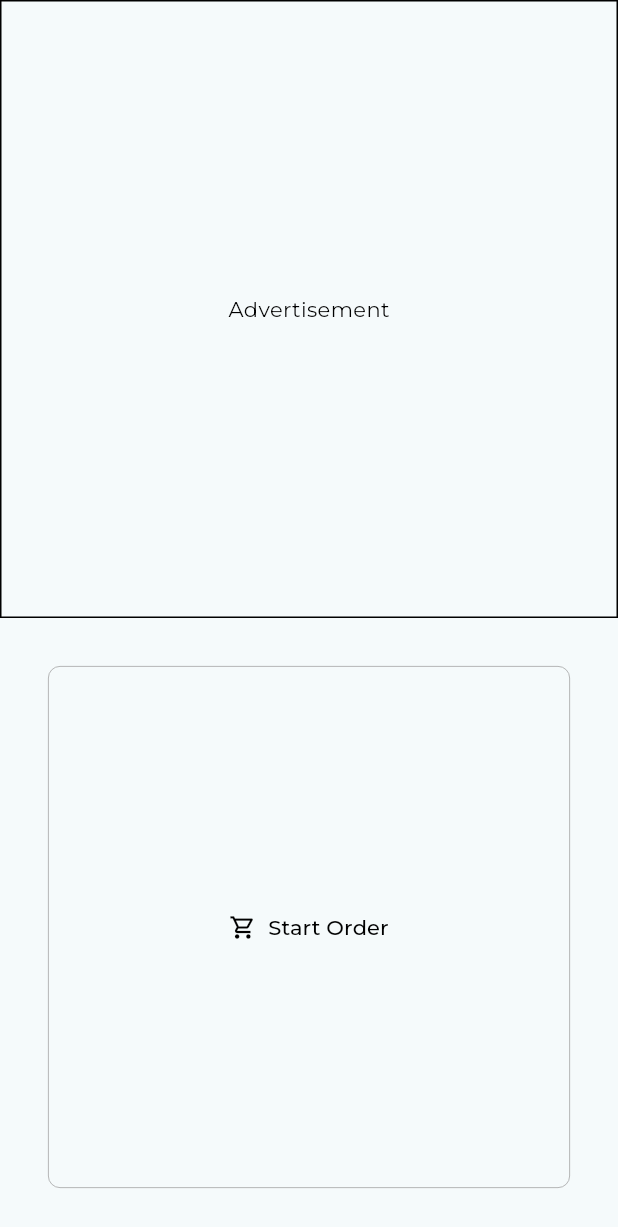
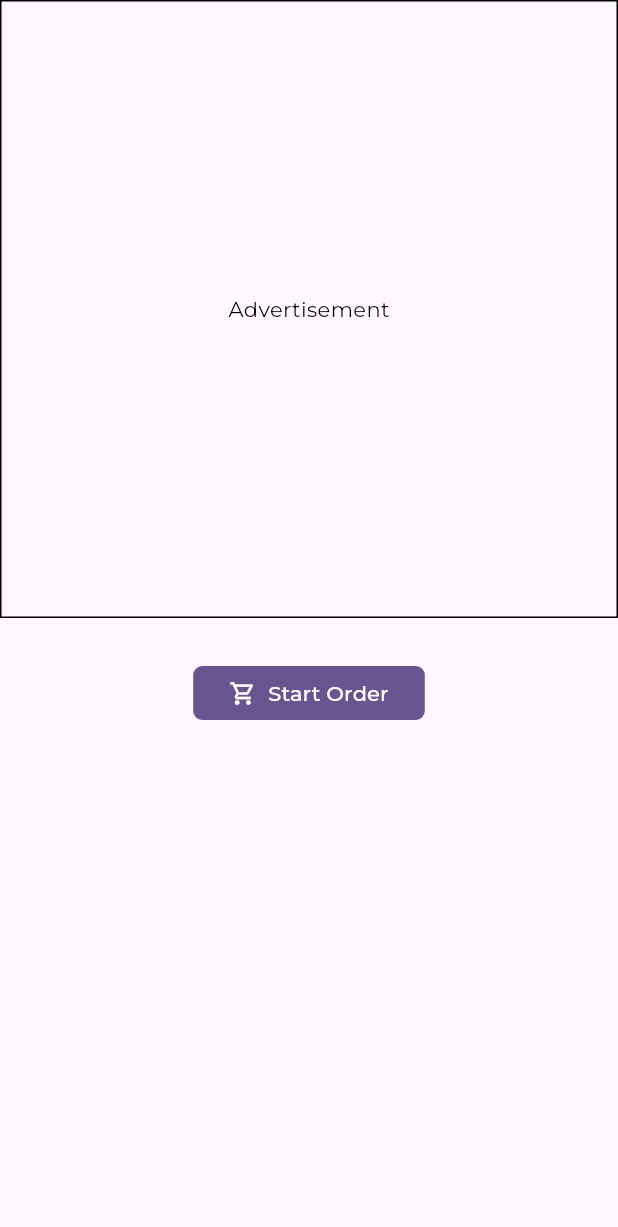
Before and after one commit to sumietgore/vendx, a Flutter app: the screen it shows after launch, after a tap on "Start Order", after a tap on the "close" icon, on a phone screen of 412 x 824 dp. Shown: the top 1227 px of the screen. Run offline on Flutter 3.47's test engine with Material 3 defaults, Android fonts, the phone set to English and light mode, and no system bars; our stand-ins replace google_fonts; network calls fail.

Commit message:
modified:   .devcontainer/Dockerfile 	modified:   .gitignore 	modified:   .vscode/launch.json 	modified:   lib/components/product_card.dart 	modified:   lib/main.dart 	modified:   lib/pages/splash.dart 	modified:   lib/pages/store.dart

```diff
--- a/lib/main.dart
+++ b/lib/main.dart
@@ -23,9 +23,9 @@ class MyApp extends StatelessWidget {
         title: 'Flutter Demo',
         theme: ThemeData(
           colorScheme: ColorScheme.fromSeed(
-            seedColor: Colors.white,
-            primary: Colors.black,
-            background: Colors.grey.shade50
+            seedColor: Colors.deepPurple,
+            // primary: Colors.black,
+            // background: Colors.grey.shade50
           ),
           platform: TargetPlatform.linux,
           useMaterial3: true,
@@ -35,7 +35,7 @@ class MyApp extends StatelessWidget {
         initialRoute: "/",
         routes: {
           '/': (context) => const StartPage(),
-          '/home': (context) => StorePage(),
+          '/home': (context) => const StorePage(),
         });
   }
 }
--- a/lib/pages/splash.dart
+++ b/lib/pages/splash.dart
@@ -12,7 +12,42 @@ class StartPage extends StatelessWidget {
         child: Center(
           child: Column(
             children: [
-              Container(
+              Advertisement(width: width),
+              Padding(
+                padding: const EdgeInsets.all(32),
+                child: FilledButton.icon(
+
+                  style: FilledButton.styleFrom(
+                    padding: const EdgeInsets.symmetric(vertical: 16, horizontal: 24),
+                    shape: RoundedRectangleBorder(
+                        borderRadius: BorderRadius.circular(6.0)),
+                  ),
+                  onPressed: () {
+                    Navigator.popAndPushNamed(context, "/home");
+                  },
+                  label: const Text("Start Order"),
+                  icon: const Icon(Icons.shopping_cart_outlined),
+                ),
+              ),
+            ],
+          ),
+        ),
+      ),
+    );
+  }
+}
+
+class Advertisement extends StatelessWidget {
+  const Advertisement({
+    super.key,
+    required this.width,
+  });
+
+  final double width;
+
+  @override
+  Widget build(BuildContext context) {
+    return Container(
       width: width,
       height: width,
       decoration: BoxDecoration(
@@ -26,38 +61,6 @@ class StartPage extends StatelessWidget {
         "Advertisement",
         style: TextStyle(color: Colors.black),
       )),
-              ),
-
-              Expanded(
-                child: Padding(
-                  padding: const EdgeInsets.all(32),
-                  child: OutlinedButton(
-                    style: OutlinedButton.styleFrom(
-                      foregroundColor: Colors.black,
-                      side: const BorderSide(width: 0.5, color: Colors.grey),
-                      shape: RoundedRectangleBorder(
-                          borderRadius: BorderRadius.circular(8.0)),
-                    ),
-                    onPressed: () {
-                      Navigator.popAndPushNamed(context, "/home");
-                    },
-                    child: const Row(
-                      mainAxisAlignment: MainAxisAlignment.center,
-                      children: [
-                        Icon(Icons.shopping_cart_outlined),
-                        SizedBox(
-                          width: 8,
-                        ),
-                        Text("Start Order"),
-                      ],
-                    ),
-                  ),
-                ),
-              ),
-            ],
-          ),
-        ),
-      ),
     );
   }
 }
--- a/lib/pages/store.dart
+++ b/lib/pages/store.dart
@@ -137,43 +137,44 @@ class _StorePageState extends State<StorePage> {
         //     ],
         //   ),
         // ),
-        appBar: AppBar(title: const Center(child: Text('VendX')), actions: [
-          IconButton(
+        appBar: AppBar(title: const Text('VendX'), actions: [
+          IconButton.outlined(
               onPressed: () {
                 Navigator.popAndPushNamed(context, "/");
               },
-              icon: const Icon(Icons.close))
+              icon: const Icon(Icons.close)),
+              const SizedBox(width: 12,)
         ]),
         body: Column(
           crossAxisAlignment: CrossAxisAlignment.start,
           children: [
-            const SizedBox(height: 24),
-            Padding(
-              padding: const EdgeInsets.symmetric(horizontal: 24.0),
-              child: Text(
-                'Good $greeting',
-                style: GoogleFonts.montserrat(
-                  fontWeight: FontWeight.normal,
-                  fontSize: 14,
-                ),
-              ),
-            ),
-            const SizedBox(height: 4),
-            Padding(
-              padding: const EdgeInsets.symmetric(horizontal: 24.0),
-              child: Text(
-                "Let's order some items for you!",
-                style: GoogleFonts.openSans(
-                  fontSize: 24,
-                  fontWeight: FontWeight.w900,
-                ),
-              ),
-            ),
-            const SizedBox(height: 24),
-            const Padding(
-              padding: EdgeInsets.symmetric(horizontal: 24.0),
-              child: Divider(),
-            ),
+            // const SizedBox(height: 24),
+            // Padding(
+            //   padding: const EdgeInsets.symmetric(horizontal: 24.0),
+            //   child: Text(
+            //     'Good $greeting',
+            //     style: GoogleFonts.montserrat(
+            //       fontWeight: FontWeight.normal,
+            //       fontSize: 14,
+            //     ),
+            //   ),
+            // ),
+            // const SizedBox(height: 4),
+            // Padding(
+            //   padding: const EdgeInsets.symmetric(horizontal: 24.0),
+            //   child: Text(
+            //     "Let's order some items for you!",
+            //     style: GoogleFonts.openSans(
+            //       fontSize: 24,
+            //       fontWeight: FontWeight.w900,
+            //     ),
+            //   ),
+            // ),
+            // const SizedBox(height: 24),
+            // const Padding(
+            //   padding: EdgeInsets.symmetric(horizontal: 24.0),
+            //   child: Divider(),
+            // ),
             const SizedBox(height: 24),
             Padding(
               padding: const EdgeInsets.symmetric(horizontal: 24.0),
```
Also changed, not shown: lib/components/product_card.dart (+25 -17 lines), 2 other files. Lines whose indentation alone changed are shown as unchanged.
